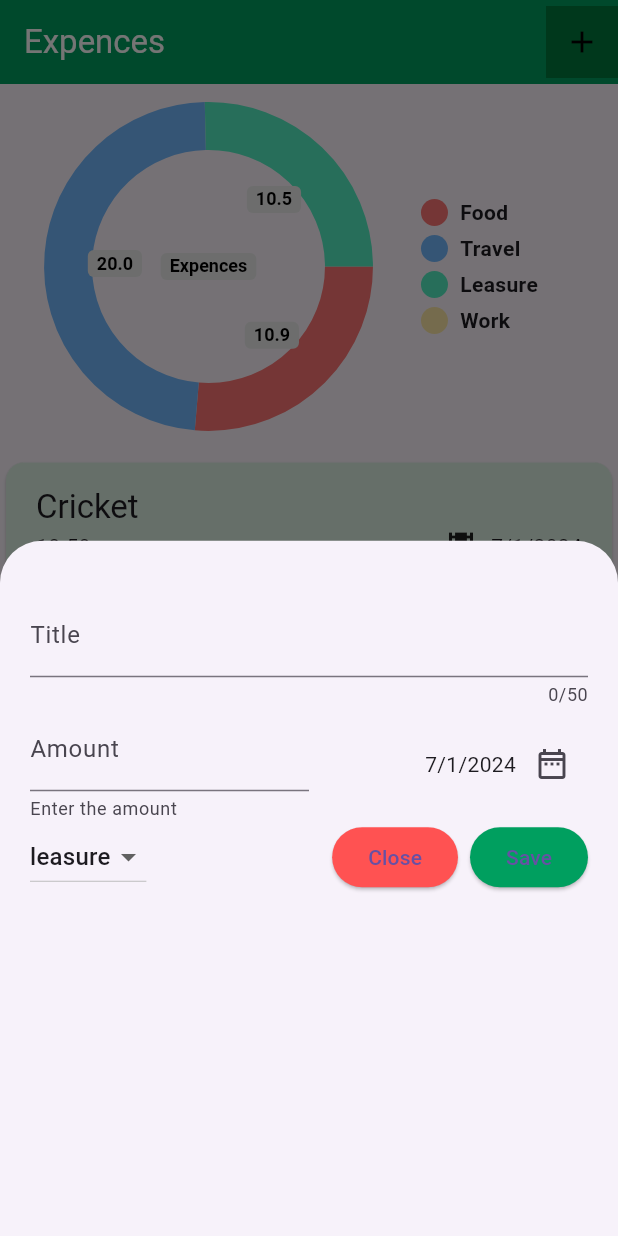
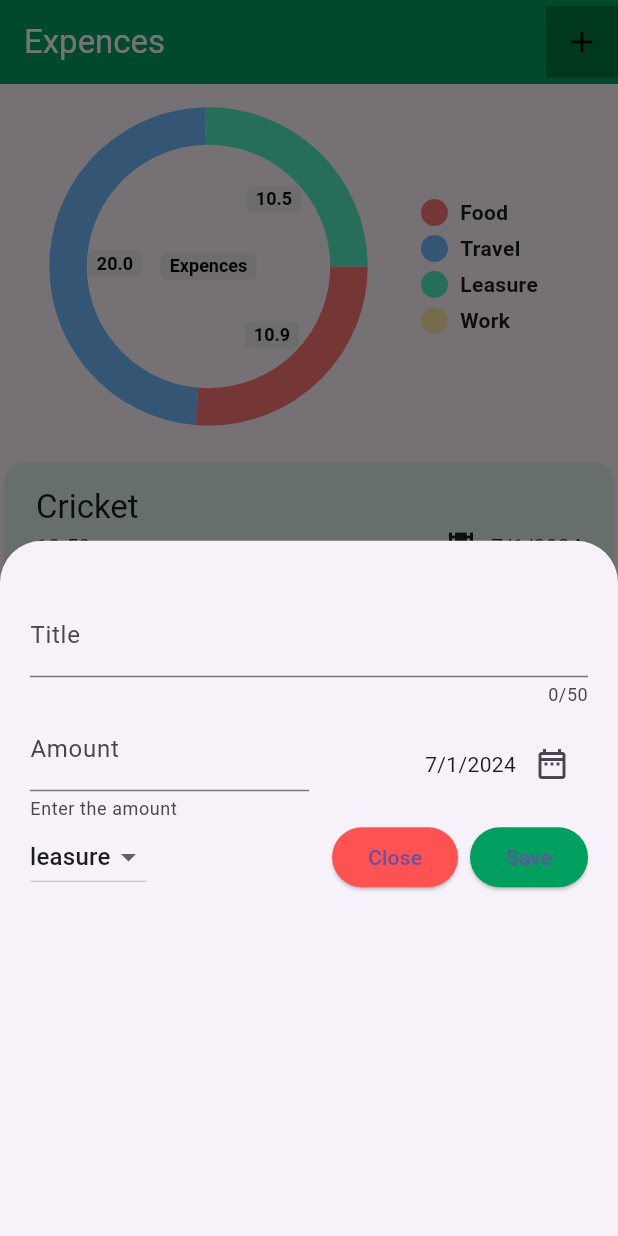
Before and after one commit to ushan-Tharuka/expense-tracker, a Flutter app: the screen it shows after launch, after a tap on the "add" icon, on a phone screen of 412 x 824 dp. Run offline on Flutter 3.47's test engine with Material 3 defaults, Android fonts, the phone set to English and light mode, and no system bars; drawn by our look-alikes of pie_chart; our stand-ins replace hive, hive_flutter; missing offline and left inert: dart:ffi; accounts and stored records are empty.

Commit message:
setup hive databse to store data in internal storage

```diff
--- a/lib/main.dart
+++ b/lib/main.dart
@@ -1,8 +1,18 @@
 import 'package:flutter/material.dart';
+import 'package:flutter_advance/models/expence.dart';
 import 'package:flutter_advance/pages/expences.dart';
+import 'package:flutter_advance/server/categories_adapter.dart';
+import 'package:hive_flutter/adapters.dart';
 
-void main() {
+void main() async {
+  await Hive.initFlutter();
+  Hive.registerAdapter(ExpenceModelAdapter());
+  Hive.registerAdapter(CategoriesAdapter());
+  await Hive.openBox("expenceDatabase");
+
   runApp(const MyApp());
+
+
 }
 
 class MyApp extends StatelessWidget {
--- a/lib/models/expence.dart
+++ b/lib/models/expence.dart
@@ -1,6 +1,8 @@
 import 'package:flutter/material.dart';
 import 'package:uuid/uuid.dart';
 import 'package:intl/intl.dart';
+import 'package:hive/hive.dart';
+part 'expence.g.dart';
 
 //create a unique id usign uuid
 final uuid = const Uuid().v4();
@@ -18,6 +20,7 @@ final CategoryIcons = {
   Category.work: Icons.work,
 };
 
+@HiveType(typeId: 1)
 class ExpenceModel {
   ExpenceModel({
     required this.amount,
@@ -25,10 +28,16 @@ class ExpenceModel {
     required this.title,
     required this.category,
   }) : id = uuid;
+
+  @HiveField(0)
   final String id;
+  @HiveField(1)
   final String title;
+  @HiveField(2)
   final double amount;
+  @HiveField(3)
   final DateTime date;
+  @HiveField(4)
   final Category category;
 
   //getter > formated date
--- a/lib/pages/expences.dart
+++ b/lib/pages/expences.dart
@@ -2,8 +2,10 @@ import 'dart:ffi';
 
 import 'package:flutter/material.dart';
 import 'package:flutter_advance/models/expence.dart';
+import 'package:flutter_advance/server/database.dart';
 import 'package:flutter_advance/widgets/add_new_expence.dart';
 import 'package:flutter_advance/widgets/expence_list.dart';
+import 'package:hive/hive.dart';
 import 'package:pie_chart/pie_chart.dart';
 
 class Expences extends StatefulWidget {
@@ -14,24 +16,27 @@ class Expences extends StatefulWidget {
 }
 
 class _ExpencesState extends State<Expences> {
+  final _myBox = Hive.box("expenceDatabase");
+  Database db = Database();
+
   //expenceList
-  final List<ExpenceModel> _expenceList = [
-    ExpenceModel(
-        amount: 10.5,
-        date: DateTime.now(),
-        title: "Cricket",
-        category: Category.leasure),
-    ExpenceModel(
-        amount: 10.9,
-        date: DateTime.now(),
-        title: "Rice",
-        category: Category.food),
-    ExpenceModel(
-        amount: 20,
-        date: DateTime.now(),
-        title: "Bag",
-        category: Category.travel),
-  ];
+  // final List<ExpenceModel> _expenceList = [
+  //   ExpenceModel(
+  //       amount: 10.5,
+  //       date: DateTime.now(),
+  //       title: "Cricket",
+  //       category: Category.leasure),
+  //   ExpenceModel(
+  //       amount: 10.9,
+  //       date: DateTime.now(),
+  //       title: "Rice",
+  //       category: Category.food),
+  //   ExpenceModel(
+  //       amount: 20,
+  //       date: DateTime.now(),
+  //       title: "Bag",
+  //       category: Category.travel),
+  // ];
 
   //pie chart
   Map<String, double> dataMap = {
@@ -43,9 +48,10 @@ class _ExpencesState extends State<Expences> {
   //add new expence
   void onAddNewExpence(ExpenceModel expence) {
     setState(() {
-      _expenceList.add(expence);
+      db.expenceList.add(expence);
       calCategoryValues();
     });
+    db.updateData();
   }
 
   //funtion to open a modal overly
@@ -63,9 +69,10 @@ class _ExpencesState extends State<Expences> {
   void onDeleteExpence(ExpenceModel expence) {
     ExpenceModel deletingExpence = expence;
     //get the index of removing expemce
-    final int removingIndex = _expenceList.indexOf(expence);
+    final int removingIndex = db.expenceList.indexOf(expence);
     setState(() {
-      _expenceList.remove(expence);
+      db.expenceList.remove(expence);
+      db.updateData();
       calCategoryValues();
     });
     //show snackbar
@@ -76,7 +83,8 @@ class _ExpencesState extends State<Expences> {
               label: "Undo",
               onPressed: () {
                 setState(() {
-                  _expenceList.insert(removingIndex, deletingExpence);
+                  db.expenceList.insert(removingIndex, deletingExpence);
+                  db.updateData();
                   calCategoryValues();
                 });
               })),
@@ -95,7 +103,7 @@ class _ExpencesState extends State<Expences> {
     double leasureValTotal = 0;
     double workValTotal = 0;
 
-    for (final expence in _expenceList) {
+    for (final expence in db.expenceList) {
       if (expence.category == Category.food) {
         foodValTotal += expence.amount;
       }
@@ -129,7 +137,14 @@ class _ExpencesState extends State<Expences> {
   @override
   void initState() {
     super.initState();
-    calCategoryValues();
+    //if this is the first time create the inial date
+    if (_myBox.get("EXP_DATA") == null) {
+      db.createInitialDatabase();
+      calCategoryValues();
+    } else {
+      db.loadData();
+      calCategoryValues();
+    }
   }
 
   @override
@@ -144,7 +159,7 @@ class _ExpencesState extends State<Expences> {
         elevation: 0,
         actions: [
           Container(
-            color: Color.fromARGB(255, 0, 123, 60),
+            color: const Color.fromARGB(255, 0, 123, 60),
             child: IconButton(
                 onPressed: _openAddExpencesOverlay,
                 icon: const Icon(
@@ -165,12 +180,12 @@ class _ExpencesState extends State<Expences> {
               chartRadius: MediaQuery.of(context).size.width / 2.2,
               initialAngleInDegree: 0,
               chartType: ChartType.ring,
-              ringStrokeWidth: 32,
+              ringStrokeWidth: 25,
               centerText: "Expences",
             ),
           ),
           ExpenceList(
-            expenceList: _expenceList,
+            expenceList: db.expenceList,
             onDeleteExpence: onDeleteExpence,
           ),
         ],
--- /dev/null
+++ b/lib/server/database.dart
@@ -0,0 +1,45 @@
+import 'package:flutter_advance/models/expence.dart';
+import 'package:hive/hive.dart';
+
+class Database {
+  //create a database reference
+  final _mybox = Hive.box("expenceDatabase");
+
+  List<ExpenceModel> expenceList = [];
+  //crea the init expence list function
+
+  void createInitialDatabase() {
+    expenceList = [
+      ExpenceModel(
+          amount: 10.5,
+          date: DateTime.now(),
+          title: "Cricket",
+          category: Category.leasure),
+      ExpenceModel(
+          amount: 10.9,
+          date: DateTime.now(),
+          title: "Rice",
+          category: Category.food),
+      ExpenceModel(
+          amount: 20,
+          date: DateTime.now(),
+          title: "Bag",
+          category: Category.travel),
+    ];
+  }
+
+  //load the data
+  void loadData() {
+    final dynamic data = _mybox.get("EXP_DATA");
+    //validate the data
+    if (data != null && data is List<dynamic>) {
+      expenceList = data.cast<ExpenceModel>().toList();
+    }
+  }
+
+  //update the data
+  Future<void> updateData() async {
+    await _mybox.put("EXP_DATA", expenceList);
+    print("data saved");
+  }
+}
--- a/pubspec.yaml
+++ b/pubspec.yaml
@@ -38,10 +38,13 @@ dependencies:
   uuid: ^4.4.0
   intl: ^0.19.0
   pie_chart: ^5.4.0
+  hive: ^2.2.3
+  hive_flutter: ^1.1.0
 
 dev_dependencies:
   flutter_test:
     sdk: flutter
+  hive_generator: ^2.0.1
 
   # The "flutter_lints" package below contains a set of recommended lints to
   # encourage good coding practices. The lint set provided by the package is
@@ -49,6 +52,7 @@ dev_dependencies:
   # package. See that file for information about deactivating specific lint
   # rules and activating additional ones.
   flutter_lints: ^3.0.0
+  build_runner: ^2.4.11
 
 # For information on the generic Dart part of this file, see the
 # following page: https://dart.dev/tools/pub/pubspec
```
Also changed, not shown: lib/server/categories_adapter.dart (added, +17 -0 lines), lib/models/expence.g.dart (added), pubspec.lock, 1 other file.
